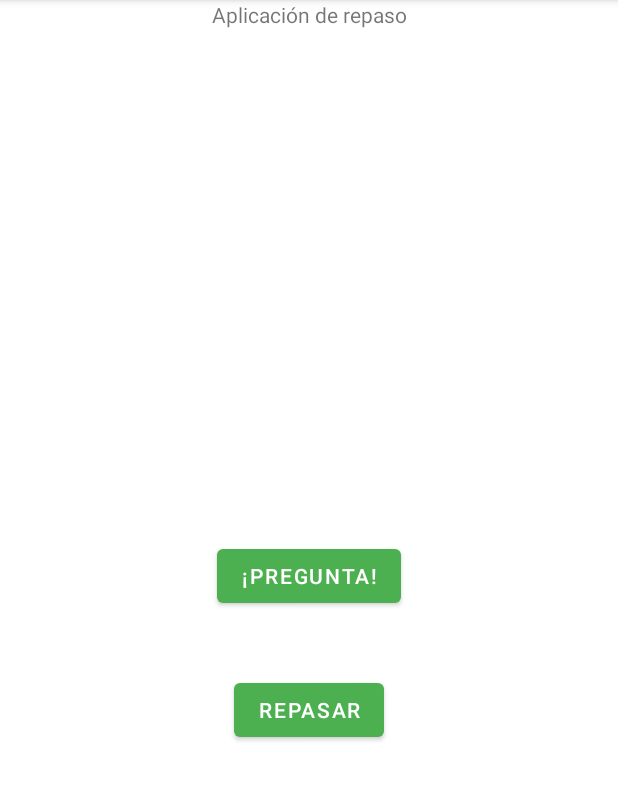
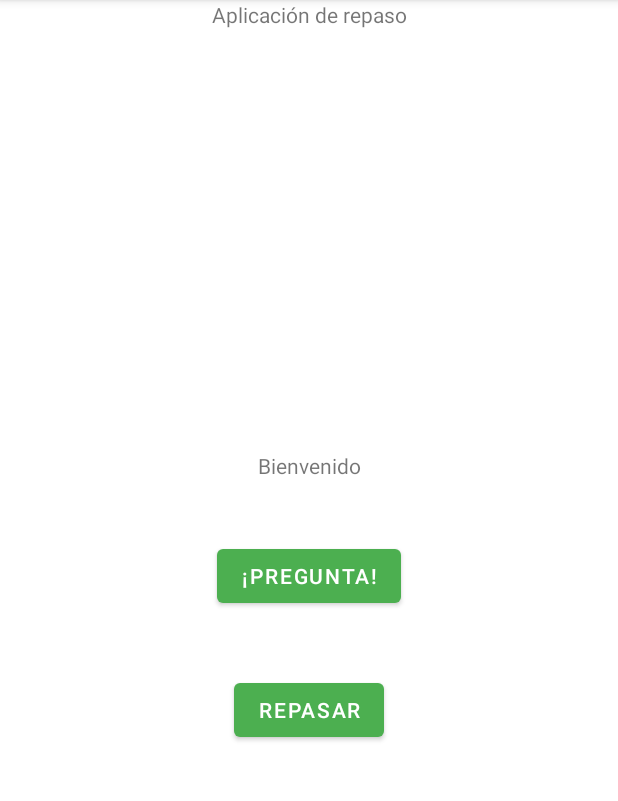
Before and after one commit to japarejo/MiAppAndroidConMultiplesPantallas, an Android app: the screen it shows after launch (MainActivity), on a phone screen of 412 x 824 dp, the part 84-885 px from its top. Run offline under Robolectric (Android 15) with nearby library versions, the phone set to English and light mode, and no system bars; our stand-ins replace Room's generated code.

```diff
--- a/app/src/main/AndroidManifest.xml
+++ b/app/src/main/AndroidManifest.xml
@@ -3,6 +3,7 @@
     xmlns:tools="http://schemas.android.com/tools">
     <uses-permission android:name="android.permission.INTERNET"/>
     <uses-permission android:name="android.permission.GET_ACCOUNTS" android:maxSdkVersion="22" />
+    <uses-permission android:name="android.permission.POST_NOTIFICATIONS"/>
     <application
         android:allowBackup="true"
         android:dataExtractionRules="@xml/data_extraction_rules"
--- a/app/src/main/java/com/example/miaplicacionmultiplespantallas/ui/main/MainFragment.java
+++ b/app/src/main/java/com/example/miaplicacionmultiplespantallas/ui/main/MainFragment.java
@@ -1,12 +1,18 @@
 package com.example.miaplicacionmultiplespantallas.ui.main;
 
+import androidx.activity.result.ActivityResult;
+import androidx.activity.result.ActivityResultCallback;
+import androidx.activity.result.ActivityResultLauncher;
+import androidx.activity.result.contract.ActivityResultContracts;
 import androidx.core.app.ActivityCompat;
 import androidx.core.content.ContextCompat;
 import androidx.lifecycle.ViewModelProvider;
 
 import android.accounts.Account;
 import android.accounts.AccountManager;
+import android.content.Context;
 import android.content.Intent;
+import android.net.Uri;
 import android.os.Bundle;
 
 import androidx.annotation.NonNull;
@@ -49,27 +55,40 @@ public class MainFragment extends Fragment {
     }
 
     private void actualizarUsuario(View result) {
-        // Comprobamos si no tenemos el permiso:
+        // Comprobamos si no tenemos el permiso (esto vale para versión antiguas de Android):
         if(ContextCompat.checkSelfPermission(getContext(),"android.permission.GET_ACCOUNTS")==PERMISSION_DENIED){
             ActivityCompat.requestPermissions(getActivity(),PERMISSIONS_ACCOUNT,23);
         }
+        // Intentamos obtener la cuenta y si no la tenemos, solicitamos el permiso y la cuenta a usar:
         TextView view=result.findViewById(R.id.BienvenidaTextView);
-        AccountManager am = AccountManager.get(this.getContext());
+        Context context=this.getContext();
+        AccountManager am = AccountManager.get(context);
         Account[] accounts = am.getAccountsByType("com.google");
         if(accounts.length!=0){
             view.setText("Bienvenido, "+accounts[0].name);
         }else{
-            Intent intent = AccountManager.newChooseAccountIntent(null, null,
+            // Creamos el Intent, es decir la ventana, que nos permitirá elegir la cuenta del sistema a usar:
+             Intent intent = AccountManager.newChooseAccountIntent(null, null,
                     new String[] {"com.google", "com.google.android.legacyimap"},
                     null, null, null, null);
-            startActivityForResult(intent, 7);
+            // Definimos qué debe hacer la aplicación una vez se haya escogido la cuenta a usar:
+            ActivityResultLauncher<Intent> mGetAccounts = registerForActivityResult(new ActivityResultContracts.StartActivityForResult(),
+                    new ActivityResultCallback<ActivityResult>() {
+                        @Override
+                        public void onActivityResult(ActivityResult result) {
+                            // Básicamente sacamos la cuenta con el account manager y mostramos el nombre:
+                            AccountManager am = AccountManager.get(context);
+                            Account[] accounts = am.getAccountsByType("com.google");
+                            if(accounts.length!=0)
+                                view.setText("Bienvenido, "+accounts[0].name);
+                            else
+                                view.setText("Bienvenido, no encuentro tu cuenta asocicada");
+                        }
+                    });
+            // Lanzamos la ejecución de la nueva ventana (de elección de cuenta), para que se muestre:
+            mGetAccounts.launch(intent);
+        }
 
-            accounts = am.getAccountsByType("com.google");
-            if(accounts.length!=0)
-                view.setText("Bienvenido, "+accounts[0].name);
-            else
-                view.setText("Bienvenido, no encuentro tu cuenta asocicada");
-        }
     }
 
 
--- a/app/src/main/res/layout/fragment_main.xml
+++ b/app/src/main/res/layout/fragment_main.xml
@@ -41,9 +41,10 @@
     <TextView
         android:id="@+id/BienvenidaTextView"
         android:layout_width="wrap_content"
-        android:layout_height="wrap_content"
-        android:layout_marginBottom="60dp"
-        app:layout_constraintBottom_toTopOf="@+id/message"
+        android:layout_height="19dp"
+        android:layout_marginBottom="40dp"
+        android:text="Bienvenido"
+        app:layout_constraintBottom_toTopOf="@+id/button"
         app:layout_constraintEnd_toEndOf="parent"
         app:layout_constraintStart_toStartOf="parent" />
 
--- a/app/src/main/res/values/strings.xml
+++ b/app/src/main/res/values/strings.xml
@@ -2,4 +2,5 @@
     <string name="app_name">MiAplicacionMultiplesPantallas</string>
     <!-- TODO: Remove or change this placeholder text -->
     <string name="hello_blank_fragment">Hello blank fragment</string>
+    <string name="channel_name">Canal de notificaciones de repaso</string>
 </resources>
```
Also changed, not shown: app/src/main/java/com/example/miaplicacionmultiplespantallas/MainActivity.java (+52 -9 lines).
